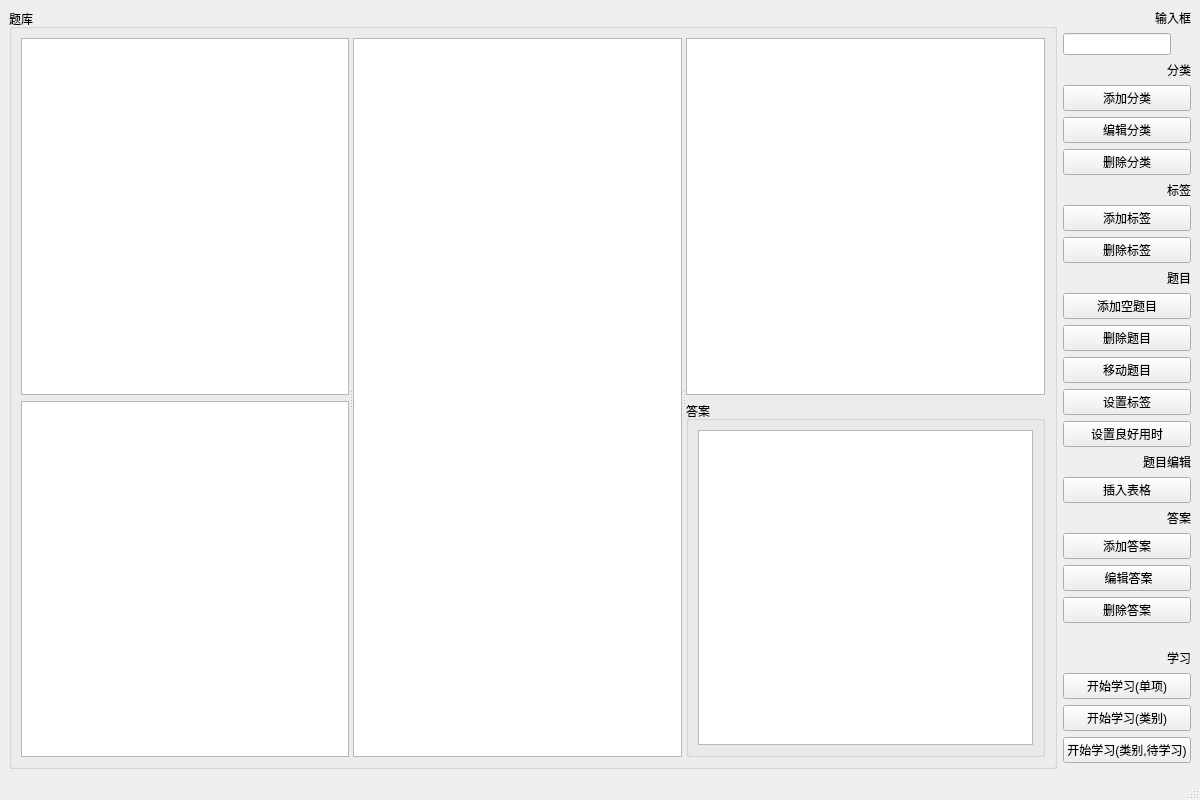
DKLost/questions, file mainwindow.ui: the form before one commit.
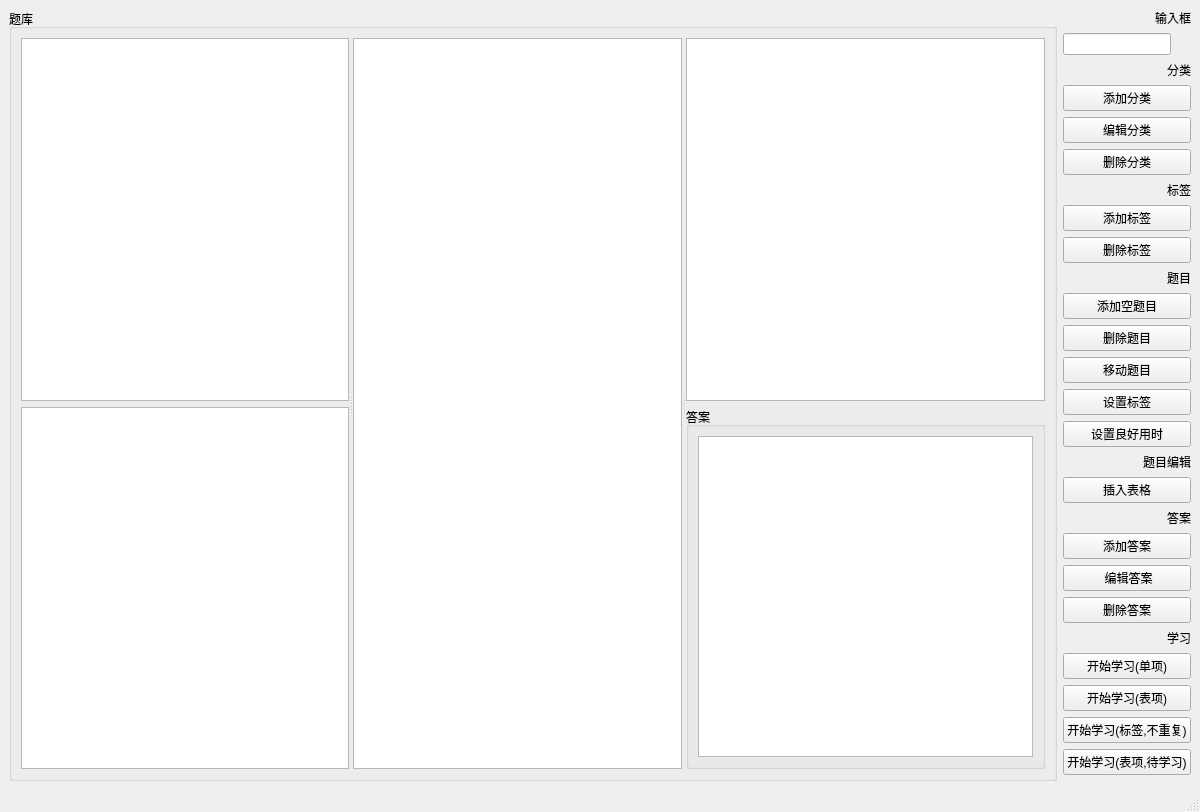
The form after the commit.

```diff
--- a/mainwindow.ui
+++ b/mainwindow.ui
@@ -218,14 +218,21 @@
       <item>
        <widget class="QPushButton" name="categoryLearnButton">
         <property name="text">
-         <string>开始学习(类别)</string>
+         <string>开始学习(表项)</string>
+        </property>
+       </widget>
+      </item>
+      <item>
+       <widget class="QPushButton" name="speedLearnButton">
+        <property name="text">
+         <string>开始学习(标签,不重复)</string>
         </property>
        </widget>
       </item>
       <item>
        <widget class="QPushButton" name="categoryToLearnButton">
         <property name="text">
-         <string>开始学习(类别,待学习)</string>
+         <string>开始学习(表项,待学习)</string>
         </property>
        </widget>
       </item>
```
